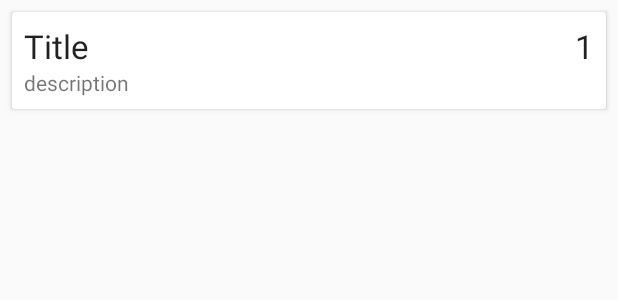
After one commit to eslam0stafa23/GetItDone, an Android app: the layout task_item.xml on its own in the app's theme, with its tools: preview values and no code run, on a phone screen of 412 x 824 dp. The commit adds this screen. Shown: the top 300 px of the screen. Run offline under Robolectric (Android 15) with nearby library versions, the phone set to English and light mode, and no system bars.

Commit message:
Created the following files: * TaskAdapter * TaskRepository * TaskViewModel * task_item.xml Edited the following files: * MainActivity * activity_main.xml

```diff
--- /dev/null
+++ b/app/src/main/res/layout/task_item.xml
@@ -0,0 +1,41 @@
+<?xml version="1.0" encoding="utf-8"?>
+<android.support.v7.widget.CardView xmlns:android="http://schemas.android.com/apk/res/android"
+    android:layout_width="match_parent"
+    android:layout_height="wrap_content"
+    android:layout_marginStart="8dp"
+    android:layout_marginTop="8dp"
+    android:layout_marginEnd="8dp">
+
+    <RelativeLayout
+        android:layout_width="wrap_content"
+        android:layout_height="wrap_content"
+        android:padding="8dp">
+
+        <TextView
+            android:id="@+id/tv_priority"
+            android:layout_width="wrap_content"
+            android:layout_height="wrap_content"
+            android:layout_alignParentEnd="true"
+            android:text="1"
+            android:textAppearance="@style/Base.TextAppearance.AppCompat.Large" />
+
+        <TextView
+            android:id="@+id/tv_title"
+            android:layout_width="wrap_content"
+            android:layout_height="wrap_content"
+            android:layout_alignParentStart="true"
+            android:layout_toStartOf="@id/tv_priority"
+            android:ellipsize="end"
+            android:maxLines="1"
+            android:text="Title"
+            android:textAppearance="@style/Base.TextAppearance.AppCompat.Large" />
+
+        <TextView
+            android:id="@+id/tv_description"
+            android:layout_width="wrap_content"
+            android:layout_height="wrap_content"
+            android:layout_below="@id/tv_title"
+            android:text="description" />
+    </RelativeLayout>
+
+</android.support.v7.widget.CardView>
```
Also changed, not shown: app/build.gradle (+10 -5 lines), app/src/main/java/com/example/getitdone/MainActivity.java (+28 -0 lines), app/src/main/java/com/example/getitdone/Task.java (+7 -2 lines), app/src/main/java/com/example/getitdone/TaskAdapter.java (added, +58 -0 lines), app/src/main/java/com/example/getitdone/TaskDao.java (+10 -4 lines), app/src/main/java/com/example/getitdone/TaskDatabase.java (+35 -3 lines), app/src/main/java/com/example/getitdone/TaskRepository.java (added, +98 -0 lines), app/src/main/java/com/example/getitdone/TaskViewModel.java (added, +45 -0 lines), app/src/main/res/layout/activity_main.xml (+5 -9 lines).
